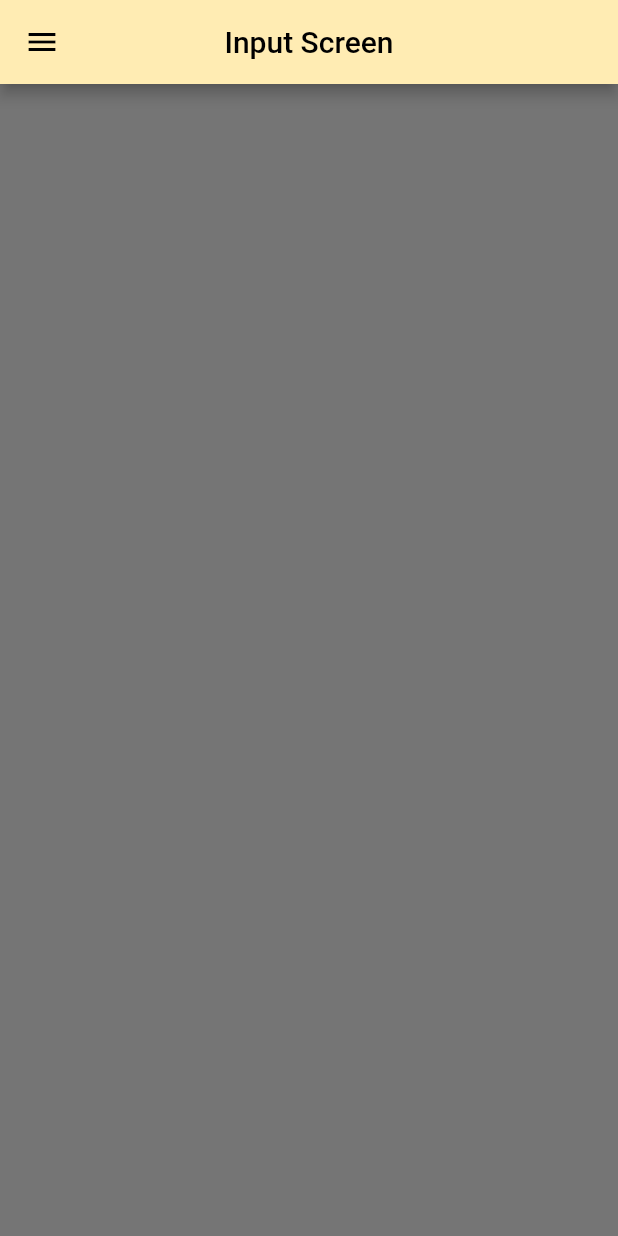
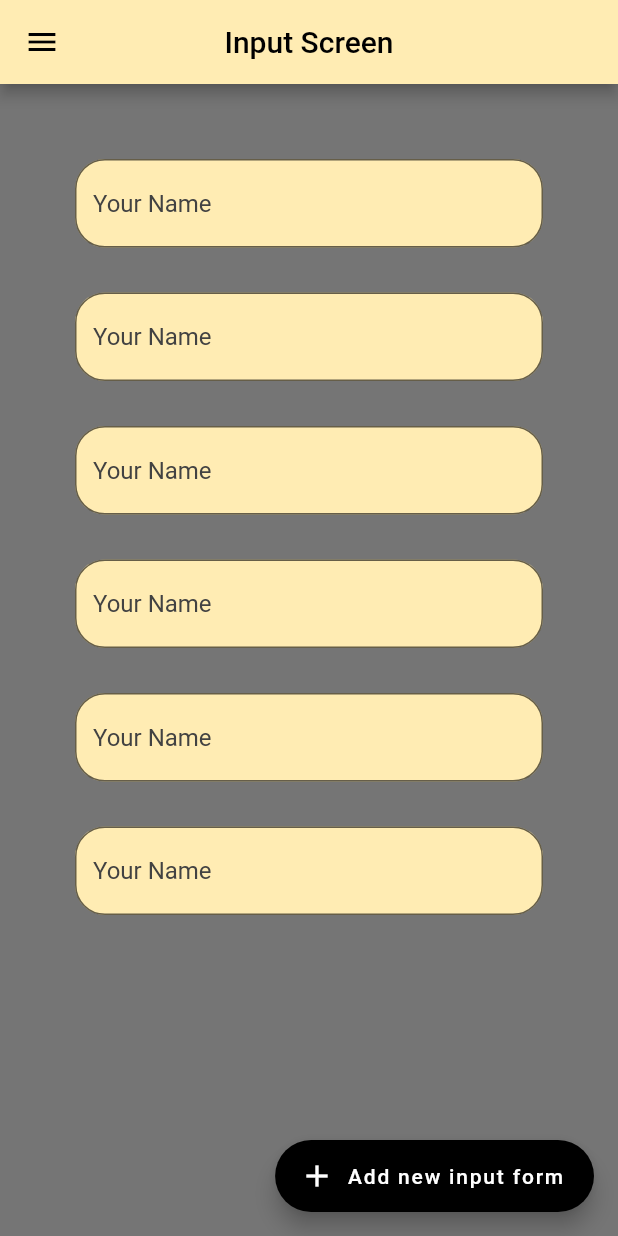
Before and after one commit to TobiA34/OddOneOutApp, a Flutter app: the InputScreen screen opened directly, on a phone screen of 412 x 824 dp. Run offline on Flutter 3.47's test engine with Material 2 defaults, Android fonts, the phone set to English and light mode, and no system bars; missing offline and left inert: dart:html.

Commit message:
first commit

```diff
--- a/lib/InputScreen.dart
+++ b/lib/InputScreen.dart
@@ -5,11 +5,8 @@ import 'package:flutter/material.dart';
 
 class InputScreen extends StatelessWidget {
   @override
-  Color hexToColor(String code) {
-    return new Color(int.parse(code.substring(1, 7), radix: 16) + 0xFF000000);
-  }
 
-  String name;
+
   Widget build(BuildContext context) {
     return Scaffold(
         backgroundColor: Colors.grey[600],
@@ -21,6 +18,149 @@ class InputScreen extends StatelessWidget {
           centerTitle: true,
           iconTheme: new IconThemeData(color: Colors.black),
         ),
+
+      body: Center(
+
+       child: new ListView(
+           padding: const EdgeInsets.only(top: 50.0,right: 50.0, left: 50.0, bottom: 50.0),
+            children: <Widget>[
+
+              new TextField(
+                decoration: new InputDecoration(
+                    border: new OutlineInputBorder(
+                      borderRadius: const BorderRadius.all(
+                        const Radius.circular(20.0),
+                      ),
+                    ),
+                    filled: true,
+                    hintStyle: new TextStyle(color: Colors.grey[800]),
+                    hintText: "Your Name",
+                    fillColor: Colors.amber[100]),
+              ),
+
+              Container(
+                margin: EdgeInsets.only(top: 30.0),
+                child: new TextField(
+                  decoration: new InputDecoration(
+                      border: new OutlineInputBorder(
+                        borderRadius: const BorderRadius.all(
+                          const Radius.circular(20.0),
+                        ),
+                      ),
+                      filled: true,
+                      hintStyle: new TextStyle(color: Colors.grey[800]),
+                      hintText: "Your Name",
+                      fillColor: Colors.amber[100]),
+                ),
+              ),
+
+              Container(
+                margin: EdgeInsets.only(top: 30.0),
+                child: new TextField(
+                  decoration: new InputDecoration(
+                      border: new OutlineInputBorder(
+                        borderRadius: const BorderRadius.all(
+                          const Radius.circular(20.0),
+                        ),
+                      ),
+                      filled: true,
+                      hintStyle: new TextStyle(color: Colors.grey[800]),
+                      hintText: "Your Name",
+                      fillColor: Colors.amber[100]),
+                ),
+              ),
+
+              Container(
+                margin: EdgeInsets.only(top: 30.0),
+                child: new TextField(
+                  decoration: new InputDecoration(
+                      border: new OutlineInputBorder(
+                        borderRadius: const BorderRadius.all(
+                          const Radius.circular(20.0),
+                        ),
+                      ),
+                      filled: true,
+                      hintStyle: new TextStyle(color: Colors.grey[800]),
+                      hintText: "Your Name",
+                      fillColor: Colors.amber[100]),
+                ),
+              ),
+
+              Container(
+                margin: EdgeInsets.only(top: 30.0),
+                child: new TextField(
+                  decoration: new InputDecoration(
+                      border: new OutlineInputBorder(
+                        borderRadius: const BorderRadius.all(
+                          const Radius.circular(20.0),
+                        ),
+                      ),
+                      filled: true,
+                      hintStyle: new TextStyle(color: Colors.grey[800]),
+                      hintText: "Your Name",
+                      fillColor: Colors.amber[100]),
+                ),
+              ),
+
+              Container(
+                margin: EdgeInsets.only(top: 30.0),
+                child: new TextField(
+                  decoration: new InputDecoration(
+                      border: new OutlineInputBorder(
+                        borderRadius: const BorderRadius.all(
+                          const Radius.circular(20.0),
+                        ),
+                      ),
+                      filled: true,
+                      hintStyle: new TextStyle(color: Colors.grey[800]),
+                      hintText: "Your Name",
+                      fillColor: Colors.amber[100]),
+                ),
+              ),
+
+
+
+
+            ],
+
+        ),
+      ),
+      floatingActionButton: FloatingActionButton.extended(
+        onPressed: () {
+
+           generateForm();
+        },
+        label: Text('Add new input form'),
+        icon: Icon(Icons.add),
+        backgroundColor:  Colors.black,
+      ),
+
     );
   }
 }
+
+void generateForm(){
+  Container(
+    margin: EdgeInsets.only(top: 30.0),
+    child: new TextField(
+
+      decoration: new InputDecoration(
+          border: new OutlineInputBorder(
+            borderRadius: const BorderRadius.all(
+              const Radius.circular(20.0),
+            ),
+          ),
+          decoration: InputDecoration(
+            suffix: IconButton(
+              icon: Icon(Icons.cancel),
+             ),
+          ),
+          filled: true,
+          hintStyle: new TextStyle(color: Colors.grey[800]),
+          hintText: "Your Name",
+          fillColor: Colors.amber[100]),
+    ),
+
+  );
+
+}
```
Also changed, not shown: lib/HomeScreen.dart (+34 -44 lines).
